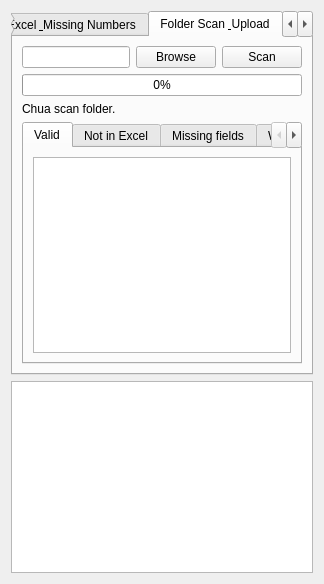
This is ui_qt/forms/main_window.ui in minhnhatnguyen6297-a11y/upload_lab as Qt 5 draws it before an edit. The edited form follows.
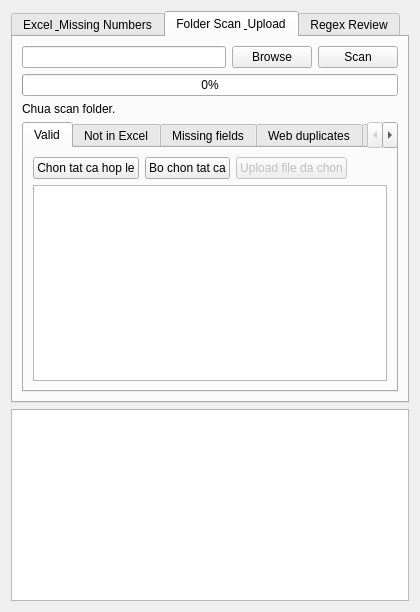
This is the edited form. The open tabs and pages were chosen to show the change.

Commit message: add Qt upload checkbox behavior

Diff of the .ui file:
```diff
--- a/ui_qt/forms/main_window.ui
+++ b/ui_qt/forms/main_window.ui
@@ -168,6 +168,47 @@
            <string>Valid</string>
           </attribute>
           <layout class="QVBoxLayout" name="validUploadLayout">
+           <item>
+            <layout class="QHBoxLayout" name="validUploadToolbarLayout">
+             <item>
+              <widget class="QPushButton" name="selectAllValidButton">
+               <property name="text">
+                <string>Chon tat ca hop le</string>
+               </property>
+              </widget>
+             </item>
+             <item>
+              <widget class="QPushButton" name="clearValidSelectionButton">
+               <property name="text">
+                <string>Bo chon tat ca</string>
+               </property>
+              </widget>
+             </item>
+             <item>
+              <widget class="QPushButton" name="uploadSelectedButton">
+               <property name="enabled">
+                <bool>false</bool>
+               </property>
+               <property name="text">
+                <string>Upload file da chon</string>
+               </property>
+              </widget>
+             </item>
+             <item>
+              <spacer name="validUploadToolbarSpacer">
+               <property name="orientation">
+                <enum>Qt::Horizontal</enum>
+               </property>
+               <property name="sizeHint" stdset="0">
+                <size>
+                 <width>40</width>
+                 <height>20</height>
+                </size>
+               </property>
+              </spacer>
+             </item>
+            </layout>
+           </item>
            <item>
             <widget class="QTableWidget" name="validUploadTable">
              <property name="columnCount">
```
Left out of the diff: 2 changed lines with no effect on the pictures. The commit also changes 3 other files.
